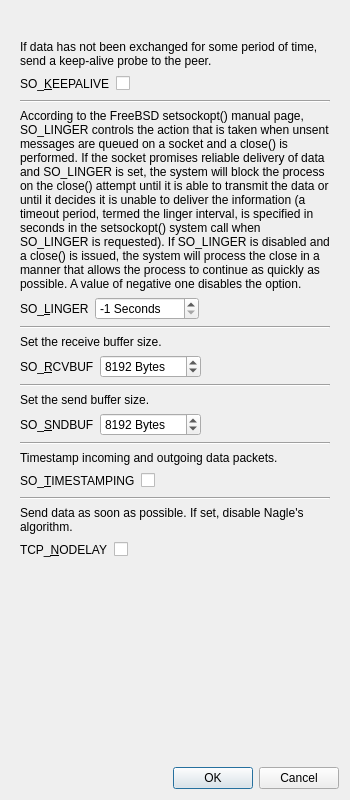
The window that branches/trunk/GoldBug-UI/spot-on-socket-options.ui (textbrowser/spot-on) describes before a commit, drawn with Qt 5.
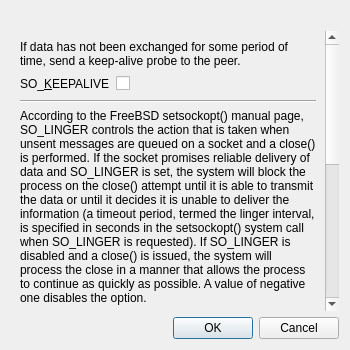
The same window after the commit. Icons and pictures are not drawn.

Patch:
```diff
--- a/branches/trunk/GoldBug-UI/spot-on-socket-options.ui
+++ b/branches/trunk/GoldBug-UI/spot-on-socket-options.ui
@@ -7,7 +7,7 @@
     <x>0</x>
     <y>0</y>
     <width>350</width>
-    <height>800</height>
+    <height>350</height>
    </rect>
   </property>
   <property name="windowIcon">
@@ -38,8 +38,8 @@
        <rect>
         <x>0</x>
         <y>0</y>
-        <width>312</width>
-        <height>841</height>
+        <width>316</width>
+        <height>898</height>
        </rect>
       </property>
       <layout class="QVBoxLayout" name="verticalLayout_2">
```
